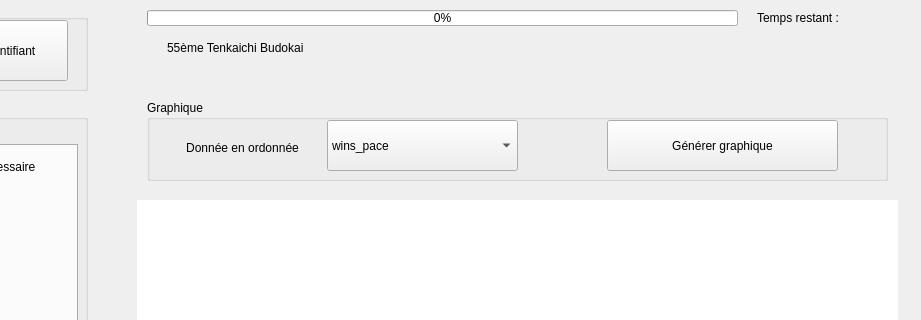
This is mainwindow.ui in darkruss48/Polar as Qt 5 draws it before an edit; both pictures show x 373 to 1294 and y 0 to 320 of the 1294 by 755 pixel window. The edited form follows.
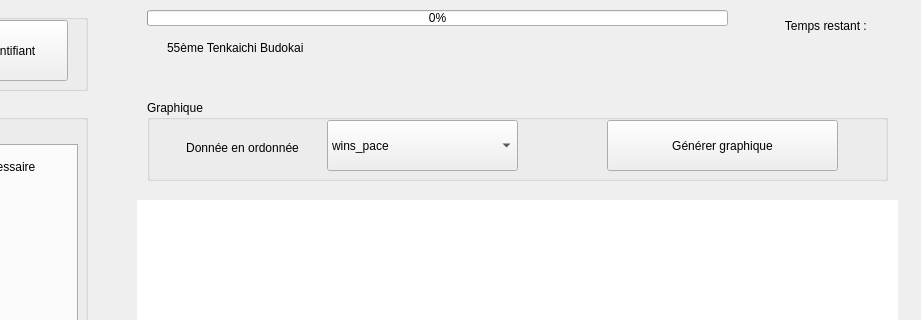
This is the edited form.

```diff
--- a/mainwindow.ui
+++ b/mainwindow.ui
@@ -426,7 +426,7 @@
      <rect>
       <x>520</x>
       <y>10</y>
-      <width>591</width>
+      <width>581</width>
       <height>16</height>
      </rect>
     </property>
@@ -437,15 +437,18 @@
    <widget class="QLabel" name="label_time_left">
     <property name="geometry">
      <rect>
-      <x>1130</x>
-      <y>10</y>
-      <width>151</width>
-      <height>16</height>
+      <x>1120</x>
+      <y>0</y>
+      <width>161</width>
+      <height>51</height>
      </rect>
     </property>
     <property name="text">
      <string>Temps restant : </string>
     </property>
+    <property name="alignment">
+     <set>Qt::AlignmentFlag::AlignCenter</set>
+    </property>
    </widget>
    <widget class="QLabel" name="label_8">
     <property name="geometry">
```
